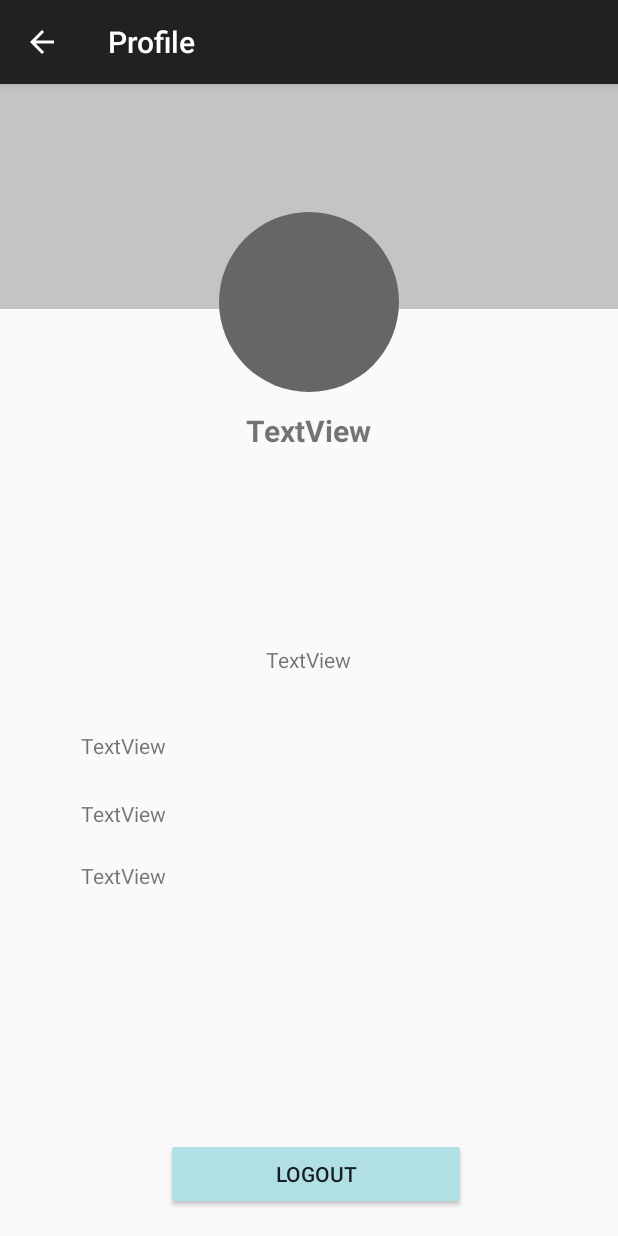
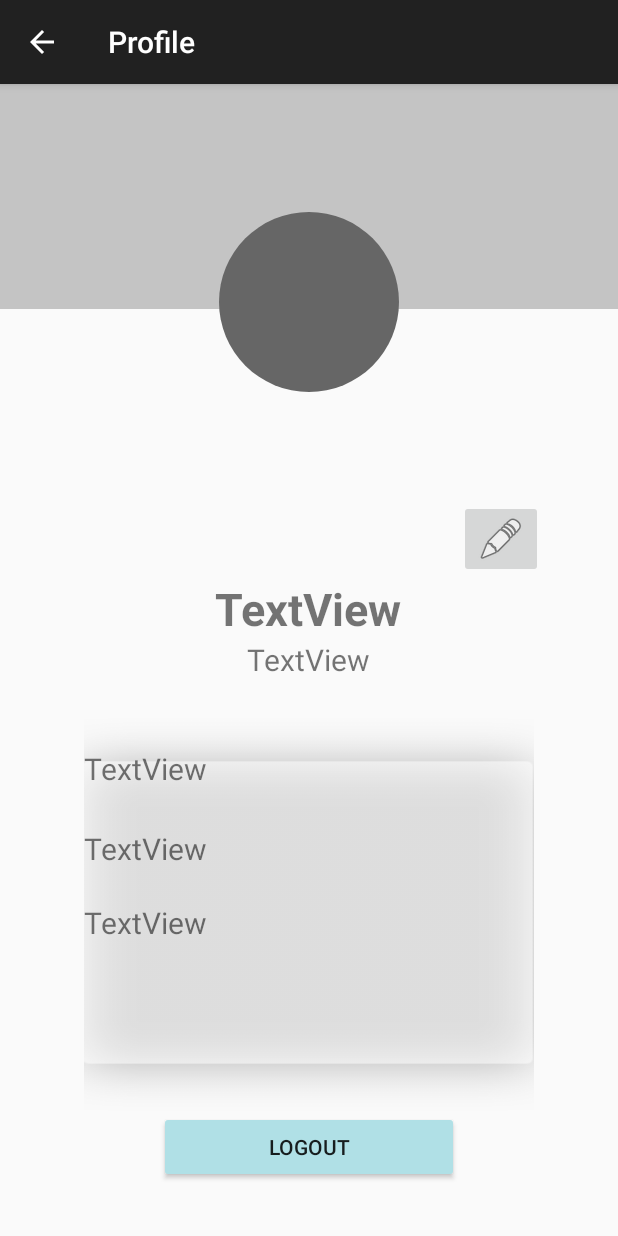
Before and after one commit to safat661/StudyUnion, an Android app: the screen it shows after launch once a user with an empty profile is signed in (ProfileActivity), after a tap on "Profile", on a phone screen of 412 x 824 dp. Run offline under Robolectric (Android 15) with nearby library versions, the phone set to English and light mode, and no system bars; our stand-ins replace ButterKnife, Firebase (no records; nobody signed in at launch, a user with empty details on screens opened directly); 5 statements that could not run were skipped; 2 other taps on this screen came first.

Commit message:
UI changes

```diff
--- a/app/src/main/AndroidManifest.xml
+++ b/app/src/main/AndroidManifest.xml
@@ -17,14 +17,14 @@
         android:roundIcon="@mipmap/ic_launcher_round"
         android:supportsRtl="true"
         android:theme="@style/AppTheme">
-        <activity android:name=".MainActivity">
+        <activity android:name=".LoginActivity">
             <intent-filter>
                 <action android:name="android.intent.action.MAIN"/>
 
                 <category android:name="android.intent.category.LAUNCHER"/>
             </intent-filter>
         </activity>
-        <activity android:name=".LoginActivity">
+        <activity android:name=".MainActivity">
         </activity>
         <activity android:name=".ProfileActivity">
         </activity>
--- a/app/src/main/java/com/icebug/android/studyunion/DatabaseHelper.java
+++ b/app/src/main/java/com/icebug/android/studyunion/DatabaseHelper.java
@@ -1,6 +1,7 @@
 package com.icebug.android.studyunion;
 
 import android.content.Context;
+import android.database.Cursor;
 import android.database.sqlite.SQLiteDatabase;
 import android.database.sqlite.SQLiteOpenHelper;
 
@@ -12,12 +13,13 @@ public class DatabaseHelper extends SQLiteOpenHelper {
 
     public static final String DB_name = "User.db";
     public static final String Table_name = "user_table";
-    public static final String COL_1 = "Name";
+    public static final String COL_1 = "ID";
     public static final String COL_2 = "Email";
     public static final String COL_3 = "College";
     public static final String COL_4 = "Major";
     public static final String COL_5 = "Year";
     public static final String COL_6 = "UID";
+    public static final String COL_7 = "Name";
 
     public DatabaseHelper(Context context) {
         super(context, DB_name, null, 1);
@@ -26,7 +28,8 @@ public class DatabaseHelper extends SQLiteOpenHelper {
 
     @Override
     public void onCreate(SQLiteDatabase db) {
-        db.execSQL("create table "+ Table_name +" (NAME TEXT PRIMARY KEY NOT NULL, EMAIL TEXT, COLLEGE TEXT, MAJOR TEXT, YEAR TEXT, UID TEXT) " );
+        db.execSQL("create table "+ Table_name +" (ID INTEGER PRIMARY KEY AUTOINCREMENT, "+COL_7+" TEXT, "+COL_2+" TEXT, "+COL_3+" TEXT, "+COL_4+" TEXT, "+COL_5+" TEXT, "+COL_6+" TEXT) " );
+
 
     }
 
@@ -35,4 +38,9 @@ public class DatabaseHelper extends SQLiteOpenHelper {
         db.execSQL("DROP TABLE IF EXISTS "+Table_name);
         onCreate(db);
     }
+
+    public Cursor getData(String info) {
+        return (this.getReadableDatabase().rawQuery("SELECT  "+info+" FROM "+ Table_name, null));
+    }
+
 }
--- a/app/src/main/java/com/icebug/android/studyunion/LoginActivity.java
+++ b/app/src/main/java/com/icebug/android/studyunion/LoginActivity.java
@@ -9,6 +9,7 @@ import android.text.TextUtils;
 import android.view.View;
 import android.widget.Button;
 import android.widget.EditText;
+import android.widget.TextView;
 import android.widget.Toast;
 
 import com.google.android.gms.tasks.OnCompleteListener;
@@ -26,14 +27,17 @@ public class LoginActivity extends AppCompatActivity implements View.OnClickList
         @BindView(R.id.editTextPassword) EditText editTextPassword;
         @BindView(R.id.buttonLogin) Button buttonSignIn;
         @BindView(R.id.buttonRegister) Button buttonRegister;
+        @BindView(R.id.resetPassword) TextView resetPassword;
+
+         private static final String TAG = "MainActivity";
 
     private FirebaseAuth firebaseAuth;
-
     private ProgressDialog progressDialog;
 
     @Override
     protected void onCreate(Bundle savedInstanceState) {
         super.onCreate(savedInstanceState);
+        getSupportActionBar().hide();
         setContentView(R.layout.activity_main);
         ButterKnife.bind(this);
 
@@ -50,6 +54,7 @@ public class LoginActivity extends AppCompatActivity implements View.OnClickList
 
         buttonSignIn.setOnClickListener(this);
         buttonRegister.setOnClickListener(this);
+        resetPassword.setOnClickListener(this);
 
     }
 
@@ -102,6 +107,29 @@ public class LoginActivity extends AppCompatActivity implements View.OnClickList
             overridePendingTransition(R.anim.push_left_in,R.anim.push_left_out);
 
         }
+        if(view == resetPassword) {
+
+            String emailAddress = editTextEmail.getText().toString().trim();
+
+            if (TextUtils.isEmpty(emailAddress)) {
+                //email is empty
+                Toast.makeText(this, "Please enter email", Toast.LENGTH_SHORT).show();
+                return;
+            }
+            else {
+                FirebaseAuth auth = FirebaseAuth.getInstance();
+
+                auth.sendPasswordResetEmail(emailAddress)
+                        .addOnCompleteListener(new OnCompleteListener<Void>() {
+                            @Override
+                            public void onComplete(@NonNull Task<Void> task) {
+                                if (task.isSuccessful()) {
+                                    Toast.makeText(LoginActivity.this,"Email Sent",Toast.LENGTH_LONG).show();
+                                }
+                            }
+                        });
+            }
+        }
     }
 
 }
--- a/app/src/main/java/com/icebug/android/studyunion/ProfileActivity.java
+++ b/app/src/main/java/com/icebug/android/studyunion/ProfileActivity.java
@@ -1,6 +1,7 @@
 package com.icebug.android.studyunion;
 
 import android.content.Intent;
+import android.database.Cursor;
 import android.os.Bundle;
 import android.support.v7.app.AppCompatActivity;
 import android.view.View;
@@ -17,6 +18,7 @@ public class ProfileActivity extends AppCompatActivity implements View.OnClickLi
     private TextView name,college,major,year,email;
     private Button buttonLogout;
     private FirebaseDatabase ref;
+    private DatabaseHelper help;
 
     @Override
     protected void onCreate(Bundle savedInstanceState) {
@@ -26,9 +28,8 @@ public class ProfileActivity extends AppCompatActivity implements View.OnClickLi
         getSupportActionBar().setTitle("Profile");
         getSupportActionBar().setDisplayHomeAsUpEnabled(true);
         getSupportActionBar().setDisplayShowHomeEnabled(true);
-
+        help = new DatabaseHelper(this);
         firebaseAuth = FirebaseAuth.getInstance();
-
 
         FirebaseUser user = firebaseAuth.getCurrentUser();
 
@@ -41,6 +42,7 @@ public class ProfileActivity extends AppCompatActivity implements View.OnClickLi
         buttonLogout = (Button) findViewById(R.id.logoutButton);
         buttonLogout.setOnClickListener(this);
 
+        getUserInfo();
     }
 
     @Override
@@ -57,4 +59,26 @@ public class ProfileActivity extends AppCompatActivity implements View.OnClickLi
         startActivity(new Intent(this, LoginActivity.class));
     }
     }
+
+    public void getUserInfo() {
+
+            Cursor c = help.getData("Name");
+            c.moveToNext();
+            name.setText(c.getString(c.getColumnIndex("Name")));
+            c = help.getData("College");
+            c.moveToNext();
+            college.setText(c.getString(c.getColumnIndex("College")));
+            c = help.getData("Major");
+            c.moveToNext();
+            major.setText(c.getString(c.getColumnIndex("Major")));
+            c = help.getData("Year");
+            c.moveToNext();
+            year.setText(c.getString(c.getColumnIndex("Year")));
+            c = help.getData("Email");
+            c.moveToNext();
+            email.setText(c.getString(c.getColumnIndex("Email")));
+
+        c.close();
+
+    }
 }
--- a/app/src/main/res/layout/activity_main.xml
+++ b/app/src/main/res/layout/activity_main.xml
@@ -116,7 +116,7 @@
         android:layout_centerHorizontal="true"/>
 
     <TextView
-        android:id="@+id/textVeiwRegister"
+        android:id="@+id/resetPassword"
         android:layout_width="wrap_content"
         android:layout_height="wrap_content"
         android:layout_below="@+id/linearLayout"
--- a/app/src/main/res/layout/activity_profile.xml
+++ b/app/src/main/res/layout/activity_profile.xml
@@ -30,12 +30,11 @@
         android:id="@+id/user_name"
         android:layout_width="wrap_content"
         android:layout_height="wrap_content"
-        android:layout_marginTop="12dp"
         android:text="TextView"
-        android:layout_below="@+id/profile_pic"
-        android:layout_centerHorizontal="true"
         android:textStyle="bold"
-        android:textSize="20sp"/>
+        android:textSize="30sp"
+        android:layout_above="@+id/user_email"
+        android:layout_centerHorizontal="true"/>
 
     <TextView
         android:id="@+id/user_email"
@@ -43,17 +42,31 @@
         android:layout_height="wrap_content"
         android:text="TextView"
         android:layout_centerVertical="true"
-        android:layout_centerHorizontal="true"/>
+        android:layout_centerHorizontal="true"
+        android:textSize="20sp"
+        />
+<LinearLayout
+    android:layout_width="300dp"
+    android:layout_height="100dp"
+    android:layout_below="@+id/user_email"
+    android:layout_marginTop="25dp"
+    android:layout_above="@+id/logoutButton"
+    android:layout_centerHorizontal="true"
+    android:orientation="vertical"
+    android:background="@drawable/textedit_one"
+    android:id="@+id/linearLayout3">
 
     <TextView
         android:id="@+id/user_college"
         android:layout_width="wrap_content"
         android:layout_height="wrap_content"
-        android:layout_marginTop="38dp"
+        android:layout_marginTop="20dp"
         android:text="TextView"
         android:layout_below="@+id/user_email"
         android:layout_toStartOf="@+id/profile_pic"
-        android:layout_marginEnd="35dp"/>
+        android:layout_marginEnd="35dp"
+        android:textSize="20sp"
+       />
 
     <TextView
         android:id="@+id/user_major"
@@ -62,7 +75,8 @@
         android:layout_alignStart="@+id/user_college"
         android:layout_below="@+id/user_college"
         android:layout_marginTop="26dp"
-        android:text="TextView"/>
+        android:text="TextView"
+        android:textSize="20sp"/>
 
     <TextView
         android:id="@+id/user_year"
@@ -71,7 +85,13 @@
         android:layout_alignStart="@+id/user_major"
         android:layout_below="@+id/user_major"
         android:layout_marginTop="22dp"
-        android:text="TextView"/>
+        android:text="TextView"
+        android:textSize="20sp"/>
+
+
+
+
+</LinearLayout>
 
     <Button
         android:id="@+id/logoutButton"
@@ -79,10 +99,17 @@
         android:layout_height="wrap_content"
         android:text="Logout"
         android:layout_centerHorizontal="true"
-        android:layout_marginBottom="17dp"
+        android:layout_marginBottom="35dp"
         android:layout_alignParentBottom="true"
-        android:layout_toEndOf="@+id/user_year"
         android:backgroundTint="#b0e0e6"/>
+
+    <ImageButton
+        android:id="@+id/editButton"
+        android:layout_width="wrap_content"
+        android:layout_height="wrap_content"
+        app:srcCompat="@android:drawable/ic_menu_edit"
+        android:layout_above="@+id/user_name"
+        android:layout_toEndOf="@+id/logoutButton"/>
 
 
 </RelativeLayout>
--- a/build.gradle
+++ b/build.gradle
@@ -5,7 +5,7 @@ buildscript {
         jcenter()
     }
     dependencies {
-        classpath 'com.android.tools.build:gradle:2.3.3'
+        classpath 'com.android.tools.build:gradle:2.3.2'
 
         // NOTE: Do not place your application dependencies here; they belong
         // in the individual module build.gradle files
```
Also changed, not shown: app/src/main/java/com/icebug/android/studyunion/MainActivity.java (+29 -2 lines), app/src/main/res/layout/activity_register.xml (+30 -26 lines).
